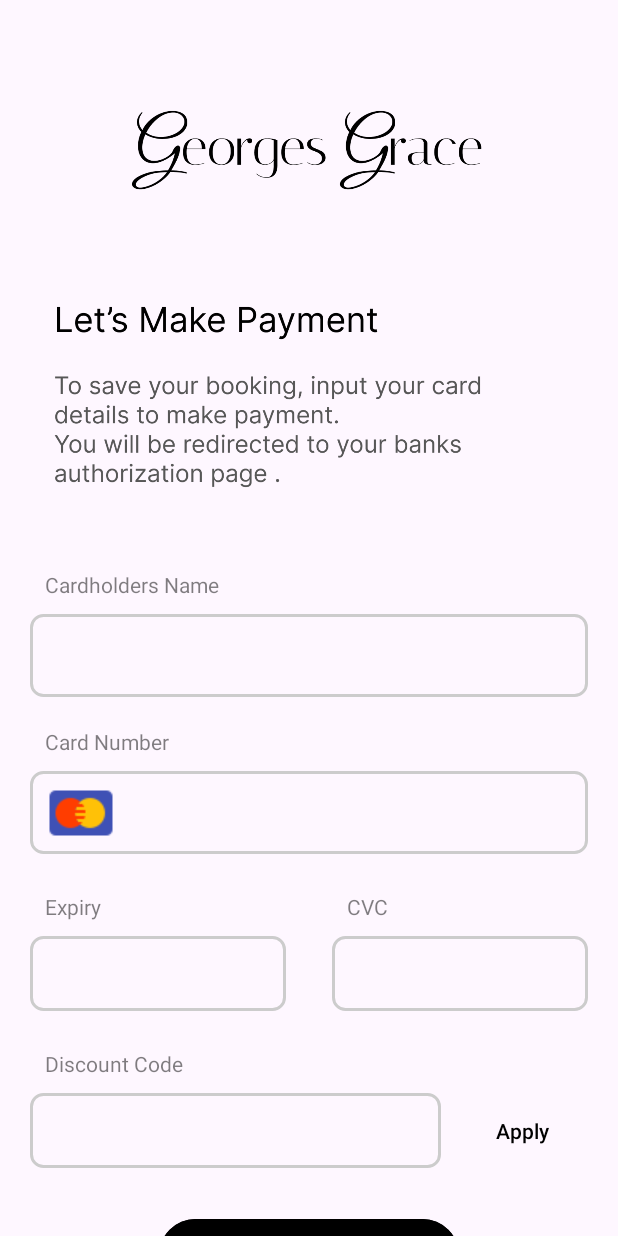
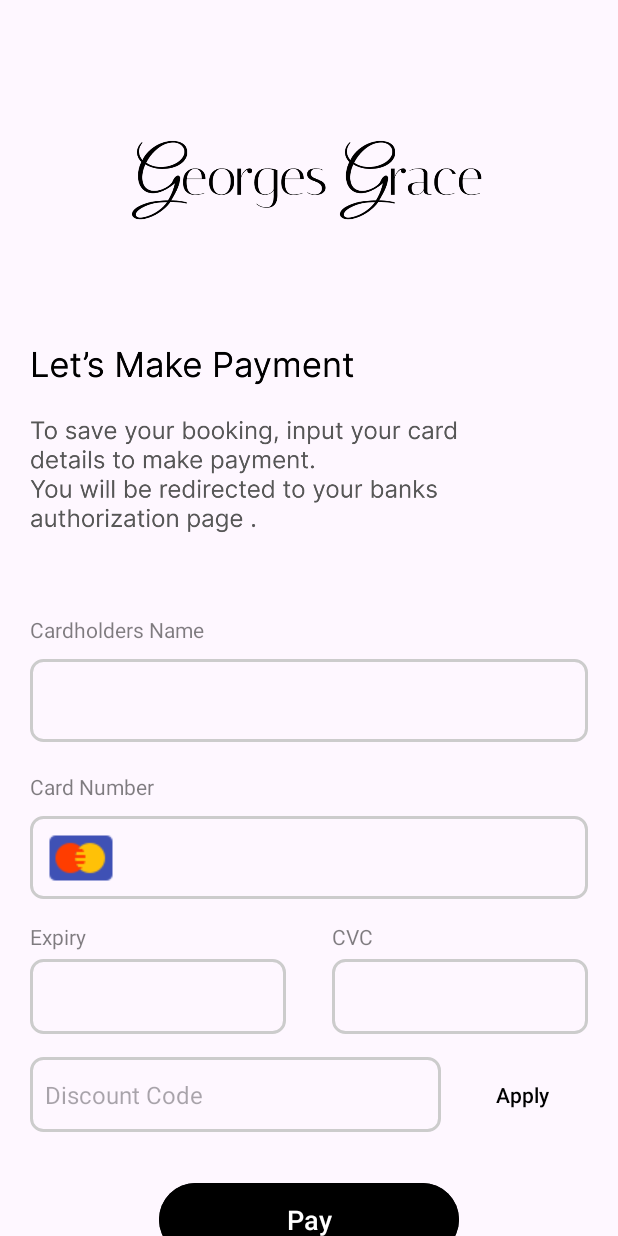
Before and after one commit to Webziee/GeorgesGraceApp, an Android app: the PaymentPage screen opened directly, with no data from a screen before it, on a phone screen of 412 x 824 dp. Run offline under Robolectric (Android 15) with nearby library versions, the light colour scheme and no system bars.

Commit message:
latest update

```diff
--- a/app/src/main/res/layout/activity_payment_page.xml
+++ b/app/src/main/res/layout/activity_payment_page.xml
@@ -1,5 +1,5 @@
 <?xml version="1.0" encoding="utf-8"?>
-<androidx.constraintlayout.widget.ConstraintLayout xmlns:android="http://schemas.android.com/apk/res/android"
+<androidx.core.widget.NestedScrollView xmlns:android="http://schemas.android.com/apk/res/android"
     xmlns:app="http://schemas.android.com/apk/res-auto"
     xmlns:tools="http://schemas.android.com/tools"
     android:id="@+id/main"
@@ -8,19 +8,23 @@
     tools:context=".PaymentPage">
 
     <LinearLayout
+        android:layout_width="match_parent"
+        android:layout_height="wrap_content"
+        android:orientation="vertical"
+        android:padding="20dp">
+
+        <!-- Logo Section -->
+        <LinearLayout
             android:layout_width="wrap_content"
             android:layout_height="wrap_content"
             android:orientation="vertical"
-        app:layout_constraintTop_toTopOf="parent"
-        android:layout_marginTop="50dp"
-        app:layout_constraintStart_toStartOf="parent"
-        app:layout_constraintEnd_toEndOf="parent">
+            android:layout_gravity="center"
+            android:layout_marginTop="50dp">
 
             <ImageView
                 android:layout_width="280dp"
                 android:layout_height="100dp"
                 android:src="@drawable/logo_black"/>
-
         </LinearLayout>
 
         <LinearLayout
@@ -28,7 +32,8 @@
             android:layout_height="wrap_content"
             android:orientation="vertical"
             app:layout_constraintTop_toTopOf="parent"
-        android:layout_marginTop="190dp"
+            android:layout_marginTop="50dp"
+            android:layout_marginBottom="40dp"
             app:layout_constraintStart_toStartOf="parent"
             app:layout_constraintEnd_toEndOf="parent">
 
@@ -36,18 +41,13 @@
                 android:layout_width="340dp"
                 android:layout_height="150dp"
                 android:src="@drawable/paymentdescription"/>
-
         </LinearLayout>
 
+        <!-- Payment Details Section -->
         <LinearLayout
             android:layout_width="match_parent"
             android:layout_height="wrap_content"
-        android:orientation="vertical"
-        app:layout_constraintTop_toTopOf="parent"
-        android:layout_marginTop="350dp"
-        app:layout_constraintStart_toStartOf="parent"
-        app:layout_constraintEnd_toEndOf="parent"
-        android:padding="20dp">
+            android:orientation="vertical">
 
             <!-- Cardholder's Name -->
             <TextView
@@ -55,7 +55,7 @@
                 android:layout_height="wrap_content"
                 android:text="@string/cardholders_name"
                 android:textColor="#80000000"
-            android:padding="10dp"/>
+                android:paddingBottom="10dp"/>
 
             <EditText
                 android:id="@+id/cardholder_name"
@@ -65,14 +65,14 @@
                 android:padding="10dp"
                 android:textSize="16sp"/>
 
-
+            <!-- Card Number -->
             <TextView
                 android:layout_width="wrap_content"
                 android:layout_height="wrap_content"
                 android:text="@string/card_number"
-                android:padding="10dp"
-                android:textColor="#80000000"
-                android:layout_marginTop="10dp"/>
+                android:paddingTop="20dp"
+                android:paddingBottom="10dp"
+                android:textColor="#80000000"/>
 
             <!-- Card Number Input Field with Icon Inside -->
             <EditText
@@ -85,9 +85,6 @@
                 android:inputType="number"
                 android:drawableLeft="@drawable/mastercardicon"
                 android:drawablePadding="10dp" />
-
-
-
 
             <!-- Expiry and CVC Fields -->
             <LinearLayout
@@ -112,8 +109,7 @@
                         android:text="@string/expiry"
                         android:paddingBottom="5dp"
                         android:textSize="14sp"
-                    android:textColor="#80000000"
-                    android:padding="10dp"/>
+                        android:textColor="#80000000"/>
 
                     <!-- Expiry EditText -->
                     <EditText
@@ -141,8 +137,7 @@
                         android:text="CVC"
                         android:paddingBottom="5dp"
                         android:textSize="14sp"
-                    android:textColor="#80000000"
-                    android:padding="10dp"/>
+                        android:textColor="#80000000"/>
 
                     <!-- CVC EditText -->
                     <EditText
@@ -154,9 +149,7 @@
                         android:textSize="16sp"
                         android:inputType="number" />
                 </LinearLayout>
-
             </LinearLayout>
-
 
             <!-- Discount Code Section -->
             <LinearLayout
@@ -166,46 +159,28 @@
                 android:layout_marginTop="15dp"
                 android:gravity="center_vertical">
 
-            <LinearLayout
-                android:layout_width="0dp"
-                android:layout_height="wrap_content"
-                android:orientation="vertical"
-                android:layout_weight="1"
-               >
-
-                <!-- discount Label -->
-                <TextView
-                    android:layout_width="wrap_content"
-                    android:layout_height="wrap_content"
-                    android:text="@string/discount_code"
-                    android:textColor="#80000000"
-                    android:paddingBottom="5dp"
-                    android:textSize="14sp"
-                    android:padding="10dp"/>
-
-                <!-- discount EditText -->
+                <!-- Discount Code Input Field -->
                 <EditText
                     android:id="@+id/discount_code"
-                    android:layout_width="match_parent"
+                    android:layout_width="0dp"
                     android:layout_height="50dp"
+                    android:layout_weight="1"
                     android:background="@drawable/custom_edittext_background"
                     android:padding="10dp"
-                    android:textSize="16sp" />
-            </LinearLayout>
+                    android:textSize="16sp"
+                    android:hint="Discount Code" />
 
                 <!-- Apply Button -->
                 <Button
                     android:id="@+id/apply_discount"
                     android:layout_width="wrap_content"
-                android:layout_height="wrap_content"
-                android:text="@string/apply"
+                    android:layout_height="50dp"
+                    android:layout_marginStart="10dp"
+                    android:text="Apply"
                     android:background="@color/transparentColor"
                     android:textColor="@color/black"
-                android:layout_marginTop="20dp"
-                android:layout_marginStart="10dp"
                     android:padding="10dp"/>
             </LinearLayout>
-
 
             <!-- Pay Button -->
             <Button
@@ -220,5 +195,6 @@
                 android:padding="12dp"
                 android:textSize="18sp"/>
         </LinearLayout>
+    </LinearLayout>
 
-</androidx.constraintlayout.widget.ConstraintLayout>
+</androidx.core.widget.NestedScrollView>
--- a/app/src/main/res/values/themes.xml
+++ b/app/src/main/res/values/themes.xml
@@ -1,9 +1,17 @@
 <resources xmlns:tools="http://schemas.android.com/tools">
-    <!-- Base application theme. -->
+
+    <!-- Base application theme -->
     <style name="Base.Theme.GoergesGraceApp" parent="Theme.Material3.DayNight.NoActionBar">
         <!-- Customize your light theme here. -->
-        <!-- <item name="colorPrimary">@color/my_light_primary</item> -->
+        <!-- Add primary colors, etc. -->
     </style>
 
-    <style name="Theme.GoergesGraceApp" parent="Base.Theme.GoergesGraceApp" />
+    <style name="Theme.GoergesGraceApp" parent="Base.Theme.GoergesGraceApp">
+        <!-- Customize your theme here -->
+        <item name="android:windowFullscreen">true</item>
+        <item name="android:windowContentOverlay">@null</item>
+        <item name="android:windowDrawsSystemBarBackgrounds">true</item>
+        <item name="android:statusBarColor">@android:color/transparent</item>
+    </style>
+
 </resources>
```
Also changed, not shown: app/src/main/AndroidManifest.xml (+28 -4 lines), app/src/main/java/com/example/goergesgraceapp/Selected_Card.kt (+28 -0 lines), app/src/main/res/layout/activity_selected_card.xml (+24 -29 lines). Lines whose indentation alone changed are shown as unchanged.
